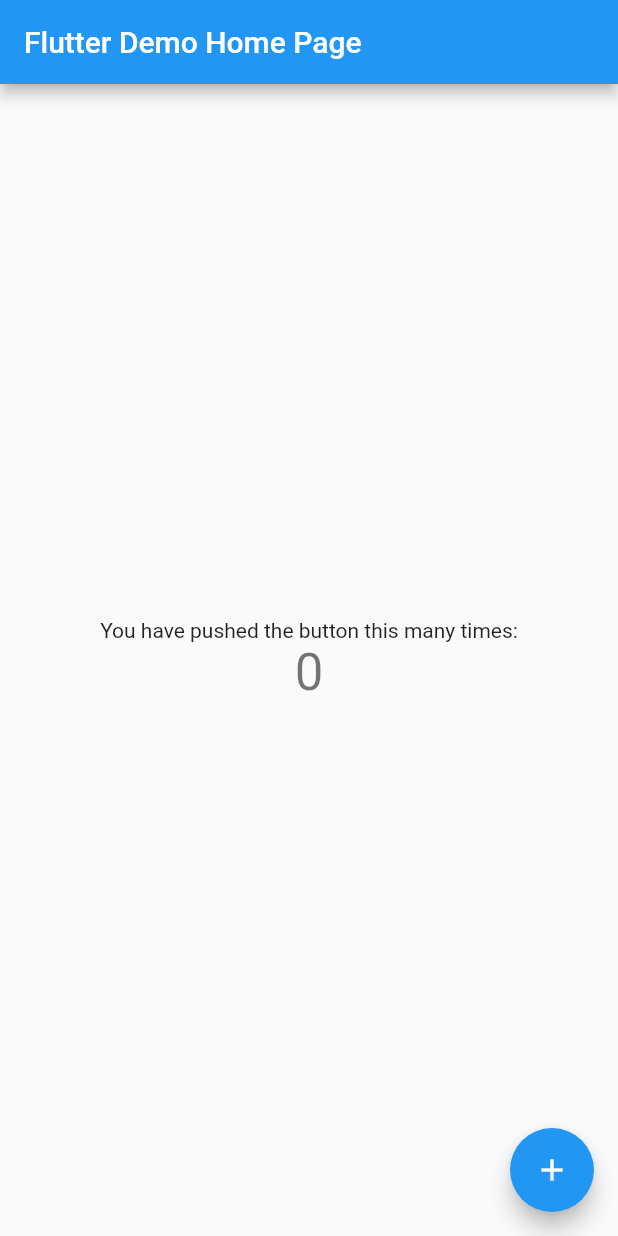
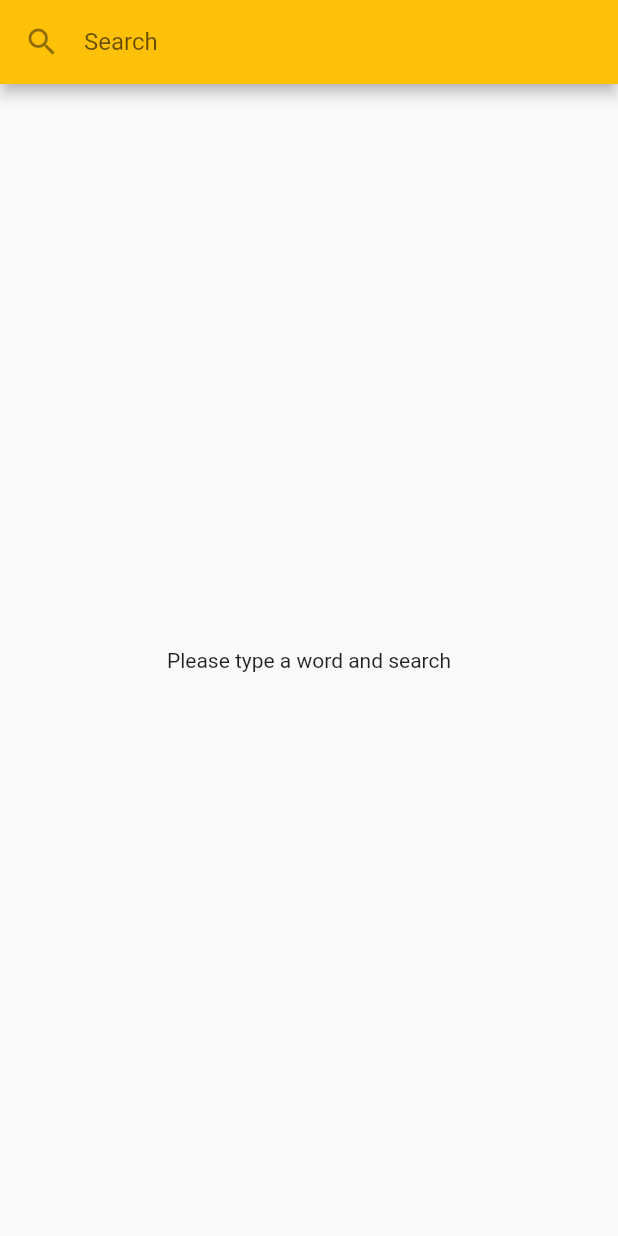
Before and after one commit to rajkumar82/dictionary_app, a Flutter app: the screen it shows after launch, on a phone screen of 412 x 824 dp. Run offline on Flutter 3.47's test engine with Material 2 defaults, Android fonts, the phone set to English and light mode, and no system bars; our stand-ins replace dio.

Commit message:
added a base implementation of dictionary app

```diff
--- /dev/null
+++ b/lib/dictionary_app.dart
@@ -0,0 +1,16 @@
+import 'package:flutter/material.dart';
+
+import 'dictionary_home.dart';
+
+class DictionaryApp extends StatelessWidget {
+  const DictionaryApp({Key? key}) : super(key: key);
+
+  @override
+  Widget build(BuildContext context) {
+    return MaterialApp(
+      title: 'Dictionary App',
+      theme: ThemeData(primarySwatch: Colors.amber),
+      home: const DictionaryHome(),
+    );
+  }
+}
--- /dev/null
+++ b/lib/dictionary_home.dart
@@ -0,0 +1,66 @@
+import 'package:dictionary_app/views/meaning_widget.dart';
+import 'package:flutter/material.dart';
+
+import 'model/word_meaning.dart';
+import 'service/dictionary_service.dart';
+
+class DictionaryHome extends StatefulWidget {
+  const DictionaryHome({Key? key}) : super(key: key);
+
+  @override
+  _DictionaryHomeState createState() => _DictionaryHomeState();
+}
+
+class _DictionaryHomeState extends State<DictionaryHome> {
+  String? word;
+
+  @override
+  Widget build(BuildContext context) {
+    return Scaffold(
+      appBar: AppBar(
+        title: TextField(
+          decoration: const InputDecoration(icon: Icon(Icons.search), hintText: 'Enter a word', labelText: 'Search'),
+          onSubmitted: (value) {
+            debugPrint('Searching for $value');
+
+            setState(() {
+              word = value;
+            });
+
+            //API call
+          },
+        ),
+      ),
+      body: getMeaningsWidget(word),
+    );
+  }
+
+  Widget getMeaningsWidget(String? word) {
+    return word != null
+        ? FutureBuilder(
+            future: getMeaningsForWord(word),
+            builder: (buildContext, AsyncSnapshot<List<WordMeaning>> snapshot) {
+              if (snapshot.hasData) {
+                return ListView(children: getWordMeaningsWidgets(snapshot.data!));
+              }
+
+              return const Center(
+                child: CircularProgressIndicator(),
+              );
+            })
+        : const Center(
+            child: Text('Please type a word and search'),
+          );
+  }
+
+  List<Widget> getWordMeaningsWidgets(List<WordMeaning> wordMeanings) {
+    var widgets = <Widget>[];
+
+    for (var wordMeaning in wordMeanings) {
+      var widget = MeaningWidget(wordMeaning: wordMeaning);
+      widgets.add(widget);
+    }
+
+    return widgets;
+  }
+}
--- a/lib/main.dart
+++ b/lib/main.dart
@@ -1,115 +1,6 @@
+import 'package:dictionary_app/dictionary_app.dart';
 import 'package:flutter/material.dart';
 
 void main() {
-  runApp(const MyApp());
+  runApp(const DictionaryApp());
 }
-
-class MyApp extends StatelessWidget {
-  const MyApp({Key? key}) : super(key: key);
-
-  // This widget is the root of your application.
-  @override
-  Widget build(BuildContext context) {
-    return MaterialApp(
-      title: 'Flutter Demo',
-      theme: ThemeData(
-        // This is the theme of your application.
-        //
-        // Try running your application with "flutter run". You'll see the
-        // application has a blue toolbar. Then, without quitting the app, try
-        // changing the primarySwatch below to Colors.green and then invoke
-        // "hot reload" (press "r" in the console where you ran "flutter run",
-        // or simply save your changes to "hot reload" in a Flutter IDE).
-        // Notice that the counter didn't reset back to zero; the application
-        // is not restarted.
-        primarySwatch: Colors.blue,
-      ),
-      home: const MyHomePage(title: 'Flutter Demo Home Page'),
-    );
-  }
-}
-
-class MyHomePage extends StatefulWidget {
-  const MyHomePage({Key? key, required this.title}) : super(key: key);
-
-  // This widget is the home page of your application. It is stateful, meaning
-  // that it has a State object (defined below) that contains fields that affect
-  // how it looks.
-
-  // This class is the configuration for the state. It holds the values (in this
-  // case the title) provided by the parent (in this case the App widget) and
-  // used by the build method of the State. Fields in a Widget subclass are
-  // always marked "final".
-
-  final String title;
-
-  @override
-  State<MyHomePage> createState() => _MyHomePageState();
-}
-
-class _MyHomePageState extends State<MyHomePage> {
-  int _counter = 0;
-
-  void _incrementCounter() {
-    setState(() {
-      // This call to setState tells the Flutter framework that something has
-      // changed in this State, which causes it to rerun the build method below
-      // so that the display can reflect the updated values. If we changed
-      // _counter without calling setState(), then the build method would not be
-      // called again, and so nothing would appear to happen.
-      _counter++;
-    });
-  }
-
-  @override
-  Widget build(BuildContext context) {
-    // This method is rerun every time setState is called, for instance as done
-    // by the _incrementCounter method above.
-    //
-    // The Flutter framework has been optimized to make rerunning build methods
-    // fast, so that you can just rebuild anything that needs updating rather
-    // than having to individually change instances of widgets.
-    return Scaffold(
-      appBar: AppBar(
-        // Here we take the value from the MyHomePage object that was created by
-        // the App.build method, and use it to set our appbar title.
-        title: Text(widget.title),
-      ),
-      body: Center(
-        // Center is a layout widget. It takes a single child and positions it
-        // in the middle of the parent.
-        child: Column(
-          // Column is also a layout widget. It takes a list of children and
-          // arranges them vertically. By default, it sizes itself to fit its
-          // children horizontally, and tries to be as tall as its parent.
-          //
-          // Invoke "debug painting" (press "p" in the console, choose the
-          // "Toggle Debug Paint" action from the Flutter Inspector in Android
-          // Studio, or the "Toggle Debug Paint" command in Visual Studio Code)
-          // to see the wireframe for each widget.
-          //
-          // Column has various properties to control how it sizes itself and
-          // how it positions its children. Here we use mainAxisAlignment to
-          // center the children vertically; the main axis here is the vertical
-          // axis because Columns are vertical (the cross axis would be
-          // horizontal).
-          mainAxisAlignment: MainAxisAlignment.center,
-          children: <Widget>[
-            const Text(
-              'You have pushed the button this many times:',
-            ),
-            Text(
-              '$_counter',
-              style: Theme.of(context).textTheme.headline4,
-            ),
-          ],
-        ),
-      ),
-      floatingActionButton: FloatingActionButton(
-        onPressed: _incrementCounter,
-        tooltip: 'Increment',
-        child: const Icon(Icons.add),
-      ), // This trailing comma makes auto-formatting nicer for build methods.
-    );
-  }
-}
```
Also changed, not shown: lib/views/meaning_widget.dart (added, +34 -0 lines), 1 other file.
